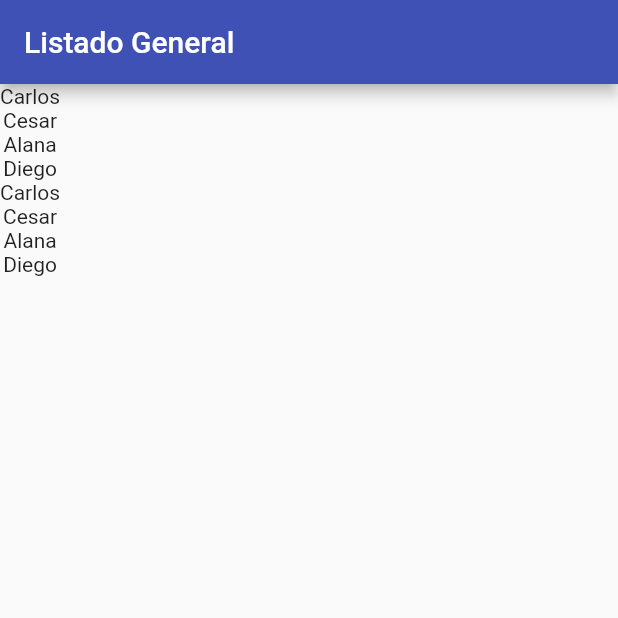
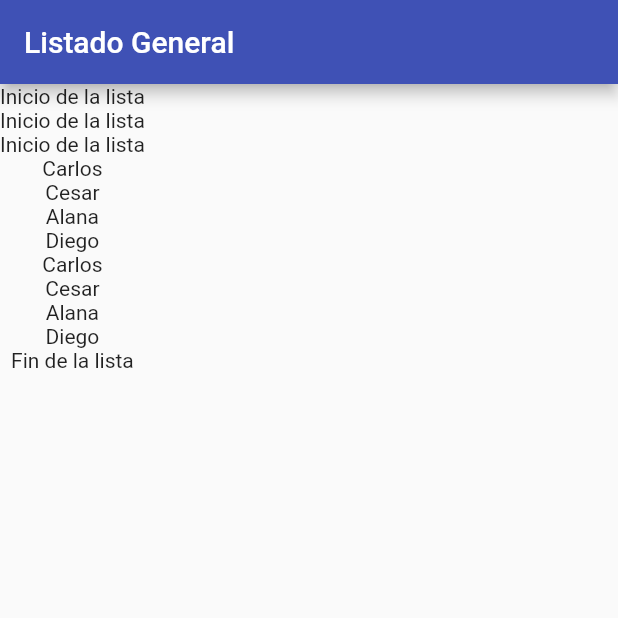
Before and after one commit to stark-ace-1891/tf05c_0012_state2, a Flutter app: the screen it shows after launch, on a phone screen of 412 x 824 dp, the top half of it. Run offline on Flutter 3.47's test engine with Material 2 defaults, Android fonts, the phone set to English and light mode, and no system bars.

Commit message:
Agregando List.generate en un children sin definir un column mas

```diff
--- a/lib/main.dart
+++ b/lib/main.dart
@@ -32,6 +32,9 @@ class HomePage extends StatelessWidget {
 
   @override
   Widget build(BuildContext context) {
+    List<int> aux = [100, 200, 300];
+    List<int> numeros = [1, 2, 3, 4, ...aux, 1000];
+    print(numeros);
     return Scaffold(
       appBar: AppBar(
         backgroundColor: Colors.indigo,
@@ -40,9 +43,18 @@ class HomePage extends StatelessWidget {
         ),
       ),
       body: Column(
-        // children: items,
-        children:
-            List.generate(nombres.length, (index) => Text(nombres[index])),
+        children: [
+          Text("Inicio de la lista"),
+          Text("Inicio de la lista"),
+          Text("Inicio de la lista"),
+          ...List.generate(
+            nombres.length,
+            (index) => Text(
+              nombres[index],
+            ),
+          ),
+          Text("Fin de la lista"),
+        ],
       ),
     );
   }
```
